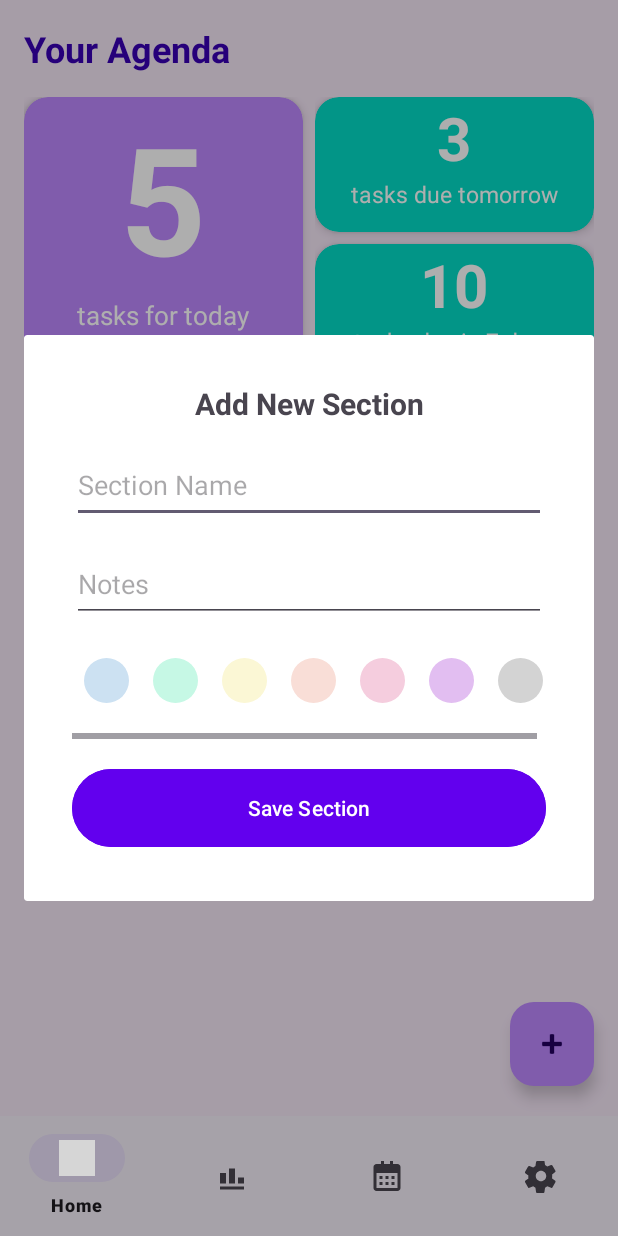
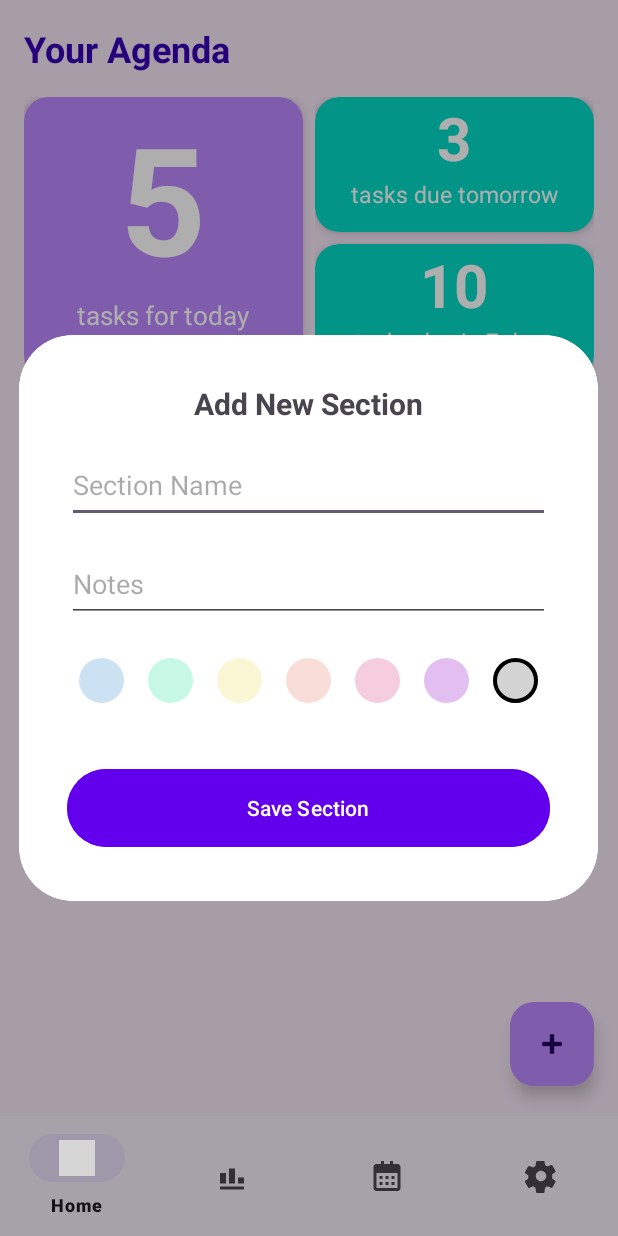
Before and after one commit to Yana7153/DreamPlan2, an Android app: the screen it shows after launch (MainActivity), after a tap on "Add Section", on a phone screen of 412 x 824 dp. Run offline under Robolectric (Android 15) with nearby library versions, the phone set to English and light mode, and no system bars; our stand-ins replace Room's generated code; grey boxes are pictures that could not be loaded.

Commit message:
color is being selected

```diff
--- a/app/src/main/java/com/example/dreamplan/HomeFragment.java
+++ b/app/src/main/java/com/example/dreamplan/HomeFragment.java
@@ -3,6 +3,9 @@ package com.example.dreamplan;
 import android.app.AlertDialog;
 import android.app.Dialog;
 import android.graphics.Color;
+import android.graphics.drawable.Drawable;
+import android.graphics.drawable.GradientDrawable;
+import android.graphics.drawable.LayerDrawable;
 import android.os.Bundle;
 import android.util.Log;
 import android.view.LayoutInflater;
@@ -136,6 +139,11 @@ import java.util.List;public class HomeFragment extends Fragment {
         Dialog sectionDialog = new Dialog(requireContext());
         sectionDialog.setContentView(R.layout.task_input_dialog);  // Ensure this layout has the correct views
 
+        // Set rounded corners for the dialog
+        if (sectionDialog.getWindow() != null) {
+            sectionDialog.getWindow().setBackgroundDrawableResource(R.drawable.dialog_background);
+        }
+
         // Get references to the dialog elements
         EditText sectionName = sectionDialog.findViewById(R.id.et_section_name);
         EditText notes = sectionDialog.findViewById(R.id.et_notes);
@@ -152,15 +160,33 @@ import java.util.List;public class HomeFragment extends Fragment {
 
         // Default color (can be modified later)
         final String[] selectedColor = new String[]{"#D3D3D3"};  // Default color (light gray)
+        ImageView[] colorCircles = {colorCircle1, colorCircle2, colorCircle3, colorCircle4, colorCircle5, colorCircle6, colorCircle7};
+        String[] colors = {"#CCE1F2", "#C6F8E5", "#FBF7D5", "#F9DED7", "#F5CDDE", "#E2BEF1", "#D3D3D3"};
+
+        // Function to update the selected color indicator
+        Runnable updateSelectedColorIndicator = () -> {
+            for (int i = 0; i < colorCircles.length; i++) {
+                if (selectedColor[0].equals(colors[i])) {
+                    // Add black border to the selected color circle
+                    colorCircles[i].setBackground(getColorCircleDrawable(colors[i], true));
+                } else {
+                    // Remove black border from other circles
+                    colorCircles[i].setBackground(getColorCircleDrawable(colors[i], false));
+                }
+            }
+        };
 
         // Set click listeners for the color circles
-        colorCircle1.setOnClickListener(v -> selectedColor[0] = "#CCE1F2");
-        colorCircle2.setOnClickListener(v -> selectedColor[0] = "#C6F8E5");
-        colorCircle3.setOnClickListener(v -> selectedColor[0] = "#FBF7D5");
-        colorCircle4.setOnClickListener(v -> selectedColor[0] = "#F9DED7");
-        colorCircle5.setOnClickListener(v -> selectedColor[0] = "#F5CDDE");
-        colorCircle6.setOnClickListener(v -> selectedColor[0] = "#E2BEF1");
-        colorCircle7.setOnClickListener(v -> selectedColor[0] = "#D3D3D3");
+        for (int i = 0; i < colorCircles.length; i++) {
+            int finalI = i;
+            colorCircles[i].setOnClickListener(v -> {
+                selectedColor[0] = colors[finalI]; // Update the selected color
+                updateSelectedColorIndicator.run(); // Update the UI
+            });
+        }
+
+        // Initialize the default selected color (light gray)
+        updateSelectedColorIndicator.run();
 
         // Save section button click listener
         saveSectionButton.setOnClickListener(v -> {
@@ -188,6 +214,28 @@ import java.util.List;public class HomeFragment extends Fragment {
         sectionDialog.show();
     }
 
+    // Helper method to get the drawable resource for a color circle
+    private Drawable getColorCircleDrawable(String color, boolean isSelected) {
+        GradientDrawable circle = new GradientDrawable();
+        circle.setShape(GradientDrawable.OVAL);
+        circle.setColor(Color.parseColor(color)); // Set the circle color
+        circle.setSize(40, 40); // Set the size
+
+        if (isSelected) {
+            // Add a black border for the selected color
+            GradientDrawable border = new GradientDrawable();
+            border.setShape(GradientDrawable.OVAL);
+            border.setStroke(4, Color.BLACK); // Thicker black border
+            border.setSize(40, 40);
+
+            LayerDrawable layerDrawable = new LayerDrawable(new Drawable[]{circle, border});
+            return layerDrawable;
+        } else {
+            // No border for unselected colors
+            return circle;
+        }
+    }
+
 
     // Method to delete section from database
     public void deleteSection(Section section, int position) {
--- a/app/src/main/java/com/example/dreamplan/adapters/SectionAdapter.java
+++ b/app/src/main/java/com/example/dreamplan/adapters/SectionAdapter.java
@@ -44,8 +44,8 @@ public class SectionAdapter extends RecyclerView.Adapter<SectionAdapter.SectionV
         holder.sectionName.setText(section.getName());
         holder.sectionNotes.setText(section.getNotes());
 
-        // Use a color from your palette
-        holder.itemView.setBackgroundColor(Color.parseColor("#CCE1F2")); // Light blue
+        // Set the background color of the section box
+        holder.itemView.setBackgroundColor(Color.parseColor(section.getColor()));
     }
 
     @Override
```
Also changed, not shown: app/src/main/res/drawable/circle_background_selected.xml (added, +7 -0 lines), app/src/main/res/drawable/circle_with_border.xml (added, +16 -0 lines).
